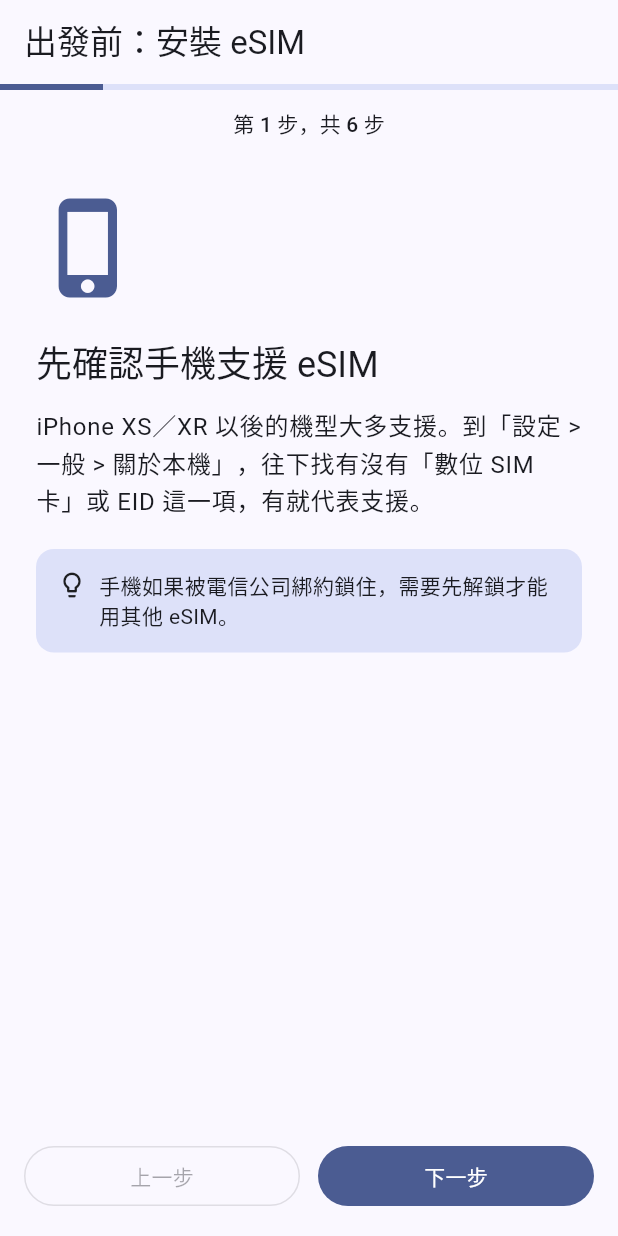
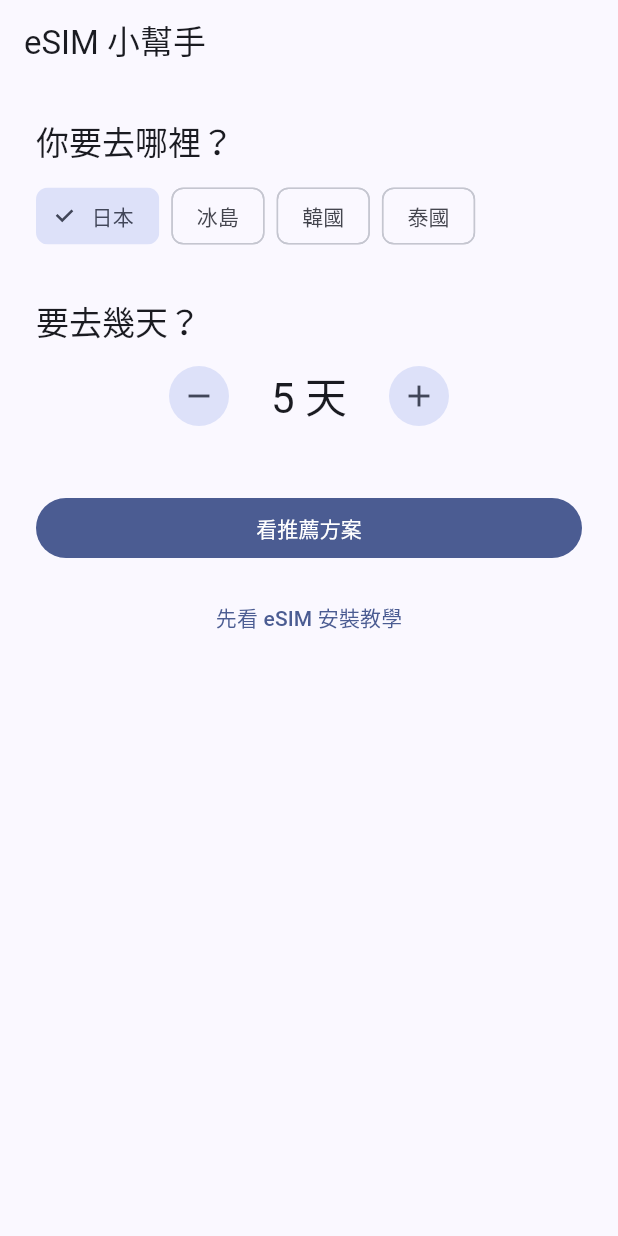
Before and after one commit to ella618s/esim_guide, a Flutter app: the screen it shows after launch, on a phone screen of 412 x 824 dp. Run offline on Flutter 3.47's test engine with Material 3 defaults, Android fonts, the phone set to English and light mode, and no system bars.

Commit message:
新增目的地與天數輸入頁、方案推薦

```diff
--- /dev/null
+++ b/assets/plans.json
@@ -0,0 +1,21 @@
+[
+  { "country": "日本", "days": 3, "dataGb": 1, "priceTwd": 90, "hotspot": false },
+  { "country": "日本", "days": 5, "dataGb": 5, "priceTwd": 200, "hotspot": true },
+  { "country": "日本", "days": 7, "dataGb": 7, "priceTwd": 260, "hotspot": true },
+  { "country": "日本", "days": 10, "dataGb": 20, "priceTwd": 420, "hotspot": true },
+
+  { "country": "冰島", "days": 3, "dataGb": 1, "priceTwd": 80, "hotspot": false },
+  { "country": "冰島", "days": 5, "dataGb": 5, "priceTwd": 190, "hotspot": true },
+  { "country": "冰島", "days": 7, "dataGb": 10, "priceTwd": 280, "hotspot": true },
+  { "country": "冰島", "days": 10, "dataGb": 20, "priceTwd": 400, "hotspot": true },
+
+  { "country": "韓國", "days": 3, "dataGb": 1, "priceTwd": 80, "hotspot": false },
+  { "country": "韓國", "days": 5, "dataGb": 5, "priceTwd": 190, "hotspot": true },
+  { "country": "韓國", "days": 7, "dataGb": 10, "priceTwd": 280, "hotspot": true },
+  { "country": "韓國", "days": 10, "dataGb": 20, "priceTwd": 400, "hotspot": true },
+
+  { "country": "泰國", "days": 3, "dataGb": 1, "priceTwd": 70, "hotspot": false },
+  { "country": "泰國", "days": 5, "dataGb": 5, "priceTwd": 170, "hotspot": true },
+  { "country": "泰國", "days": 7, "dataGb": 7, "priceTwd": 230, "hotspot": true },
+  { "country": "泰國", "days": 10, "dataGb": 20, "priceTwd": 380, "hotspot": true }
+]
--- /dev/null
+++ b/lib/home_page.dart
@@ -0,0 +1,96 @@
+import 'package:flutter/material.dart';
+
+import 'guide_page.dart';
+import 'recommend_page.dart';
+
+/// 目前支援的國家（之後可以改成從資料載入）
+const supportedCountries = ['日本', '冰島','韓國', '泰國'];
+
+class HomePage extends StatefulWidget {
+  const HomePage({super.key});
+
+  @override
+  State<HomePage> createState() => _HomePageState();
+}
+
+class _HomePageState extends State<HomePage> {
+  String _country = supportedCountries.first;
+  int _days = 5;
+
+  void _changeDays(int delta) {
+    setState(() {
+      _days = (_days + delta).clamp(1, 30).toInt();
+    });
+  }
+
+  void _openRecommend() {
+    Navigator.of(context).push(
+      MaterialPageRoute<void>(
+        builder: (_) => RecommendPage(country: _country, days: _days),
+      ),
+    );
+  }
+
+  void _openGuide() {
+    Navigator.of(context).push(
+      MaterialPageRoute<void>(builder: (_) => const GuidePage()),
+    );
+  }
+
+  @override
+  Widget build(BuildContext context) {
+    final theme = Theme.of(context);
+
+    return Scaffold(
+      appBar: AppBar(title: const Text('eSIM 小幫手')),
+      body: ListView(
+        padding: const EdgeInsets.all(24),
+        children: [
+          Text('你要去哪裡？', style: theme.textTheme.titleLarge),
+          const SizedBox(height: 12),
+          Wrap(
+            spacing: 8,
+            children: [
+              for (final country in supportedCountries)
+                ChoiceChip(
+                  label: Text(country),
+                  selected: country == _country,
+                  onSelected: (_) => setState(() => _country = country),
+                ),
+            ],
+          ),
+          const SizedBox(height: 32),
+          Text('要去幾天？', style: theme.textTheme.titleLarge),
+          const SizedBox(height: 12),
+          Row(
+            mainAxisAlignment: MainAxisAlignment.center,
+            children: [
+              IconButton.filledTonal(
+                onPressed: _days > 1 ? () => _changeDays(-1) : null,
+                icon: const Icon(Icons.remove),
+              ),
+              Padding(
+                padding: const EdgeInsets.symmetric(horizontal: 24),
+                child: Text('$_days 天', style: theme.textTheme.headlineMedium),
+              ),
+              IconButton.filledTonal(
+                onPressed: _days < 30 ? () => _changeDays(1) : null,
+                icon: const Icon(Icons.add),
+              ),
+            ],
+          ),
+          const SizedBox(height: 40),
+          FilledButton(
+            onPressed: _openRecommend,
+            child: const Text('看推薦方案'),
+          ),
+          const SizedBox(height: 12),
+          TextButton(
+            onPressed: _openGuide,
+            child: const Text('先看 eSIM 安裝教學'),
+          ),
+        ],
+      ),
+    );
+  }
+}
--- a/lib/main.dart
+++ b/lib/main.dart
@@ -1,7 +1,6 @@
-import 'dart:convert';
+import 'package:flutter/material.dart';
 
-import 'package:flutter/material.dart';
-import 'package:flutter/services.dart' show rootBundle;
+import 'home_page.dart';
 
 void main() => runApp(const EsimGuideApp());
 
@@ -11,197 +10,13 @@ class EsimGuideApp extends StatelessWidget {
   @override
   Widget build(BuildContext context) {
     return MaterialApp(
-      title: 'eSIM 安裝教學',
+      title: 'eSIM 小幫手',
       debugShowCheckedModeBanner: false,
       theme: ThemeData(
         colorSchemeSeed: const Color(0xFF2563EB),
         useMaterial3: true,
       ),
-      home: const GuidePage(),
+      home: const HomePage(),
     );
   }
 }
-
-/// 一個教學步驟（對應 steps.json 裡的一筆資料）
-class GuideStep {
-  const GuideStep({
-    required this.icon,
-    required this.title,
-    required this.body,
-    required this.tip,
-  });
-
-  final String icon;
-  final String title;
-  final String body;
-  final String tip;
-
-  factory GuideStep.fromJson(Map<String, dynamic> json) => GuideStep(
-        icon: json['icon'] as String,
-        title: json['title'] as String,
-        body: json['body'] as String,
-        tip: json['tip'] as String,
-      );
-}
-
-/// 從 assets 讀取步驟（Kotlin 對照：像是用 kotlinx.serialization 解析資源檔）
-Future<List<GuideStep>> loadSteps() async {
-  final raw = await rootBundle.loadString('assets/steps.json');
-  final list = jsonDecode(raw) as List<dynamic>;
-  return list
-      .map((e) => GuideStep.fromJson(e as Map<String, dynamic>))
-      .toList();
-}
-
-IconData iconFor(String name) {
-  switch (name) {
-    case 'phone':
-      return Icons.phone_iphone;
-    case 'wifi':
-      return Icons.wifi;
-    case 'qr':
-      return Icons.qr_code_scanner;
-    case 'label':
-      return Icons.label_outline;
-    case 'block':
-      return Icons.pause_circle_outline;
-    case 'check':
-      return Icons.check_circle_outline;
-    default:
-      return Icons.help_outline;
-  }
-}
-
-class GuidePage extends StatefulWidget {
-  const GuidePage({super.key});
-
-  @override
-  State<GuidePage> createState() => _GuidePageState();
-}
-
-class _GuidePageState extends State<GuidePage> {
-  final PageController _controller = PageController();
-  late final Future<List<GuideStep>> _stepsFuture = loadSteps();
-  int _index = 0;
-
-  @override
-  void dispose() {
-    _controller.dispose();
-    super.dispose();
-  }
-
-  void _go(int target) {
-    _controller.animateToPage(
-      target,
-      duration: const Duration(milliseconds: 300),
-      curve: Curves.easeInOut,
-    );
-  }
-
-  @override
-  Widget build(BuildContext context) {
-    return Scaffold(
-      appBar: AppBar(title: const Text('出發前：安裝 eSIM')),
-      body: FutureBuilder<List<GuideStep>>(
-        future: _stepsFuture,
-        builder: (context, snapshot) {
-          if (snapshot.hasError) {
-            return Center(child: Text('讀取教學失敗：${snapshot.error}'));
-          }
-          if (!snapshot.hasData) {
-            return const Center(child: CircularProgressIndicator());
-          }
-          final steps = snapshot.data!;
-          final isLast = _index == steps.length - 1;
-
-          return Column(
-            children: [
-              LinearProgressIndicator(value: (_index + 1) / steps.length),
-              Padding(
-                padding: const EdgeInsets.symmetric(vertical: 12),
-                child: Text(
-                  '第 ${_index + 1} 步，共 ${steps.length} 步',
-                  style: Theme.of(context).textTheme.labelLarge,
-                ),
-              ),
-              Expanded(
-                child: PageView.builder(
-                  controller: _controller,
-                  itemCount: steps.length,
-                  onPageChanged: (i) => setState(() => _index = i),
-                  itemBuilder: (context, i) => StepCard(step: steps[i]),
-                ),
-              ),
-              SafeArea(
-                child: Padding(
-                  padding: const EdgeInsets.all(16),
-                  child: Row(
-                    children: [
-                      Expanded(
-                        child: OutlinedButton(
-                          onPressed: _index == 0 ? null : () => _go(_index - 1),
-                          child: const Text('上一步'),
-                        ),
-                      ),
-                      const SizedBox(width: 12),
-                      Expanded(
-                        child: FilledButton(
-                          onPressed: isLast
-                              ? () => ScaffoldMessenger.of(context).showSnackBar(
-                                    const SnackBar(content: Text('準備完成，旅途愉快！')),
-                                  )
-                              : () => _go(_index + 1),
-                          child: Text(isLast ? '完成' : '下一步'),
-                        ),
-                      ),
-                    ],
-                  ),
-                ),
-              ),
-            ],
-          );
-        },
-      ),
-    );
-  }
-}
-
-class StepCard extends StatelessWidget {
-  const StepCard({super.key, required this.step});
-
-  final GuideStep step;
-
-  @override
-  Widget build(BuildContext context) {
-    final theme = Theme.of(context);
-    return SingleChildScrollView(
-      padding: const EdgeInsets.all(24),
-      child: Column(
-        crossAxisAlignment: CrossAxisAlignment.start,
-        children: [
-          Icon(iconFor(step.icon), size: 72, color: theme.colorScheme.primary),
-          const SizedBox(height: 24),
-          Text(step.title, style: theme.textTheme.headlineSmall),
-          const SizedBox(height: 12),
-          Text(step.body, style: theme.textTheme.bodyLarge),
-          const SizedBox(height: 20),
-          Container(
-            padding: const EdgeInsets.all(14),
-            decoration: BoxDecoration(
-              color: theme.colorScheme.secondaryContainer,
-              borderRadius: BorderRadius.circular(12),
-            ),
-            child: Row(
-              crossAxisAlignment: CrossAxisAlignment.start,
-              children: [
-                const Icon(Icons.lightbulb_outline, size: 20),
-                const SizedBox(width: 8),
-                Expanded(child: Text(step.tip)),
-              ],
-            ),
-          ),
-        ],
-      ),
-    );
-  }
-}
--- a/pubspec.yaml
+++ b/pubspec.yaml
@@ -58,7 +58,7 @@ flutter:
   uses-material-design: true
 
   assets:
-    - assets/steps.json
+    - assets/
 
   # To add assets to your application, add an assets section, like this:
   # assets:
```
Also changed, not shown: lib/guide_page.dart (added, +156 -0 lines), lib/models.dart (added, +102 -0 lines), lib/recommend_page.dart (added, +126 -0 lines), 2 other files.
